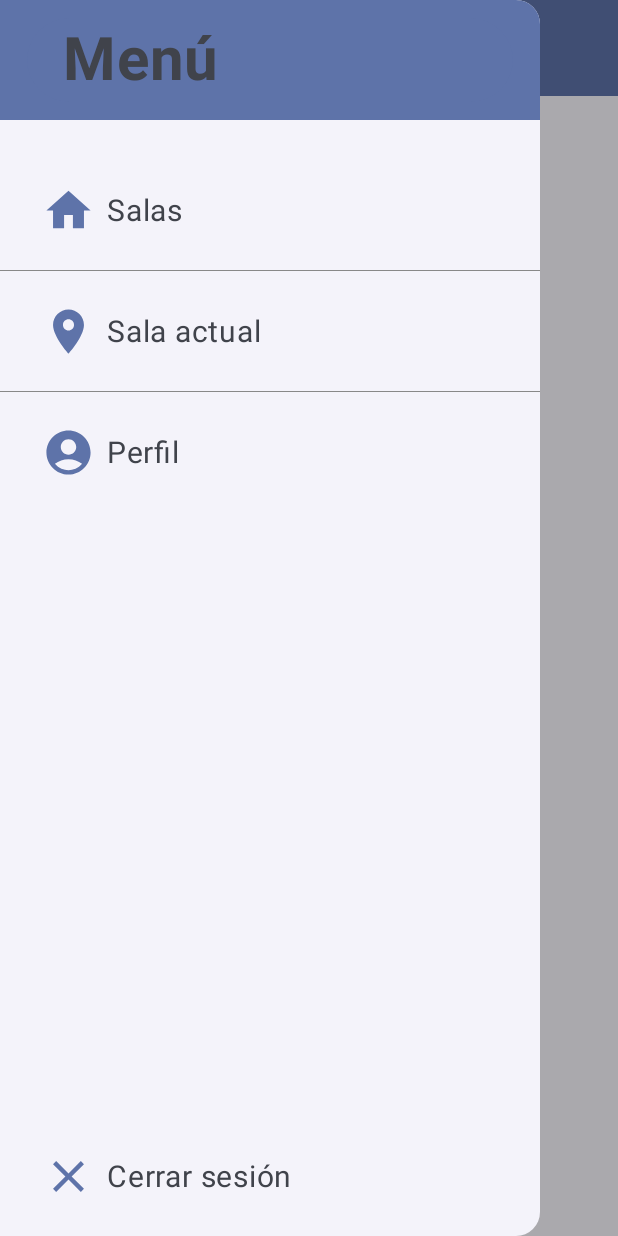
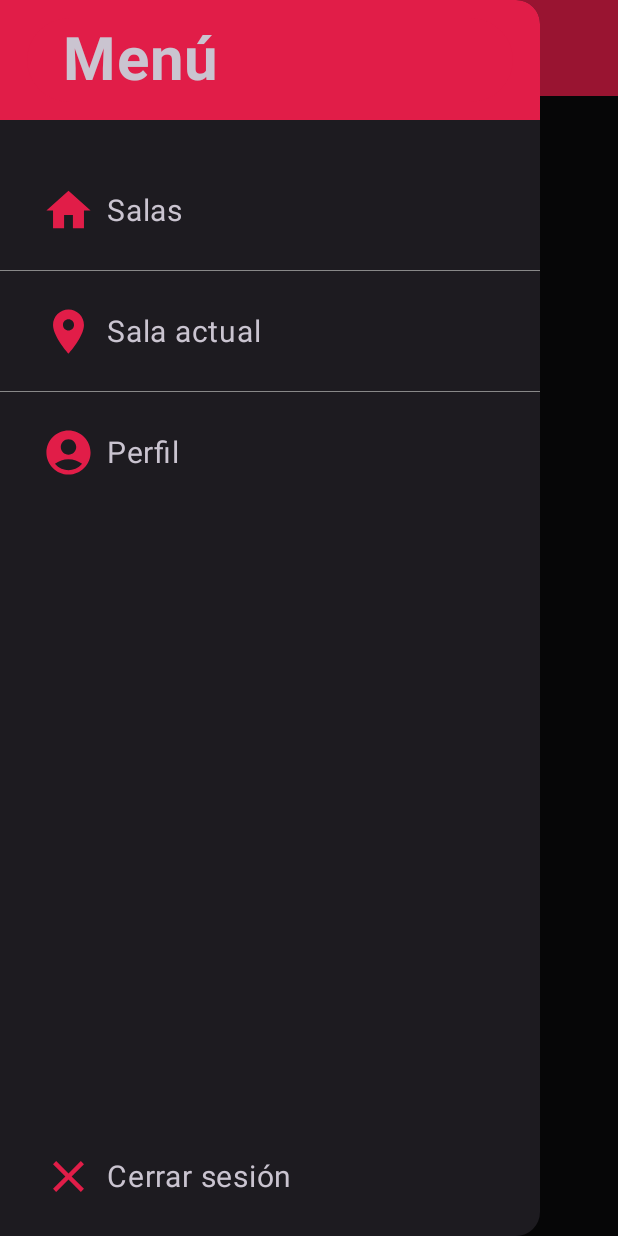
Before and after one commit to alvarikola/ProyectoFinal, an Android app built with Jetpack Compose: the screen it shows after launch (MainActivity), after a tap on "Menu", on a phone screen of 412 x 824 dp. Run offline under Robolectric (Android 15) with nearby library versions, the phone set to English and light mode, and no system bars.

Commit message:
colores app primera version

```diff
--- a/app/src/main/java/com/haria/proyecto_final/MainScreen.kt
+++ b/app/src/main/java/com/haria/proyecto_final/MainScreen.kt
@@ -31,7 +31,7 @@ fun MainScreen(context: ComponentActivity, navController: NavHostController) {
         }
     ) {
         Scaffold(
-            topBar = { TopAppBar(onNavigationClick = openDrawer, title = "Canal 1") },
+            topBar = { TopAppBar(onNavigationClick = openDrawer, title = "Salas") },
             content = { innerPadding ->
                 // Contenido principal de la pantalla
                 ContentMain(innerPadding, context)
--- a/app/src/main/java/com/haria/proyecto_final/Menu.kt
+++ b/app/src/main/java/com/haria/proyecto_final/Menu.kt
@@ -8,8 +8,6 @@ import androidx.compose.material.icons.filled.AccountCircle
 import androidx.compose.material.icons.filled.Clear
 import androidx.compose.material.icons.filled.Home
 import androidx.compose.material.icons.filled.LocationOn
-import androidx.compose.material.icons.filled.PlayArrow
-import androidx.compose.material.icons.filled.Settings
 import androidx.compose.material3.Divider
 import androidx.compose.material3.Icon
 import androidx.compose.material3.MaterialTheme
@@ -29,13 +27,13 @@ import androidx.navigation.NavHostController
 
 @Composable
 fun Menu(context: ComponentActivity, navController: NavHostController) {
-    val colorIcono = MaterialTheme.colorScheme.primaryContainer
+    val colorIcono = MaterialTheme.colorScheme.primary
     ModalDrawerSheet {
         Column(
             verticalArrangement = Arrangement.Top,
             modifier = Modifier.fillMaxHeight()
         ) {
-            Column(Modifier.background(MaterialTheme.colorScheme.primaryContainer)) {
+            Column(Modifier.background(MaterialTheme.colorScheme.primary)) {
                 NavigationDrawerItem(
                     modifier = Modifier.padding(vertical = 12.dp, horizontal = 18.dp),
                     label = {
@@ -47,7 +45,7 @@ fun Menu(context: ComponentActivity, navController: NavHostController) {
                     selected = false,
                     onClick = {},
                     colors = NavigationDrawerItemDefaults.colors(
-                        unselectedContainerColor = MaterialTheme.colorScheme.primaryContainer, // Color de fondo cuando no está seleccionado
+                        unselectedContainerColor = MaterialTheme.colorScheme.primary, // Color de fondo cuando no está seleccionado
                     )
                 )
             }
--- a/app/src/main/java/com/haria/proyecto_final/TopAppBar.kt
+++ b/app/src/main/java/com/haria/proyecto_final/TopAppBar.kt
@@ -18,7 +18,7 @@ import androidx.compose.runtime.Composable
 fun TopAppBar(onNavigationClick: () -> Unit, title: String) {
     TopAppBar(
         colors = TopAppBarDefaults.topAppBarColors(
-            containerColor = MaterialTheme.colorScheme.primaryContainer,
+            containerColor = MaterialTheme.colorScheme.primary,
         ),
         title = { Text(text = title) },
         navigationIcon = {
--- a/app/src/main/java/com/haria/proyecto_final/ui/theme/Color.kt
+++ b/app/src/main/java/com/haria/proyecto_final/ui/theme/Color.kt
@@ -2,13 +2,13 @@ package com.haria.proyecto_final.ui.theme
 
 import androidx.compose.ui.graphics.Color
 
-val Purple80 = Color(0xFFD0BCFF)
-val PurpleGrey80 = Color(0xFFCCC2DC)
-val Pink80 = Color(0xFFEFB8C8)
-
-val Purple40 = Color(0xFF6650a4)
-val PurpleGrey40 = Color(0xFF625b71)
-val Pink40 = Color(0xFF7D5260)
+//val Purple80 = Color(0xFFD0BCFF)
+//val PurpleGrey80 = Color(0xFFCCC2DC)
+//val Pink80 = Color(0xFFEFB8C8)
+//
+//val Purple40 = Color(0xFF6650a4)
+//val PurpleGrey40 = Color(0xFF625b71)
+//val Pink40 = Color(0xFF7D5260)
 
 
 val negroFondo = Color(0xFF09090B)
--- a/app/src/main/java/com/haria/proyecto_final/ui/theme/Theme.kt
+++ b/app/src/main/java/com/haria/proyecto_final/ui/theme/Theme.kt
@@ -12,15 +12,19 @@ import androidx.compose.runtime.Composable
 import androidx.compose.ui.platform.LocalContext
 
 private val DarkColorScheme = darkColorScheme(
-    primary = Purple80,
-    secondary = PurpleGrey80,
-    tertiary = Pink80
+    primary = rosa,
+    //secondary = PurpleGrey80,
+    //tertiary = Pink80,
+    background = negroFondo,
+    primaryContainer = colorTarjetas
 )
 
 private val LightColorScheme = lightColorScheme(
-    primary = Purple40,
-    secondary = PurpleGrey40,
-    tertiary = Pink40
+    primary = rosa,
+    //secondary = PurpleGrey80,
+    //tertiary = Pink80,
+    background = negroFondo,
+    primaryContainer = colorTarjetas
 
     /* Other default colors to override
     background = Color(0xFFFFFBFE),
@@ -35,20 +39,11 @@ private val LightColorScheme = lightColorScheme(
 
 @Composable
 fun ProyectoFinalTheme(
-    darkTheme: Boolean = isSystemInDarkTheme(),
-    // Dynamic color is available on Android 12+
-    dynamicColor: Boolean = true,
-    content: @Composable () -> Unit
+    content: @Composable () -> Unit,
 ) {
-    val colorScheme = when {
-        dynamicColor && Build.VERSION.SDK_INT >= Build.VERSION_CODES.S -> {
-            val context = LocalContext.current
-            if (darkTheme) dynamicDarkColorScheme(context) else dynamicLightColorScheme(context)
-        }
+    val darkTheme = true // Siempre en modo oscuro
 
-        darkTheme -> DarkColorScheme
-        else -> LightColorScheme
-    }
+    val colorScheme = DarkColorScheme
 
     MaterialTheme(
         colorScheme = colorScheme,
```
